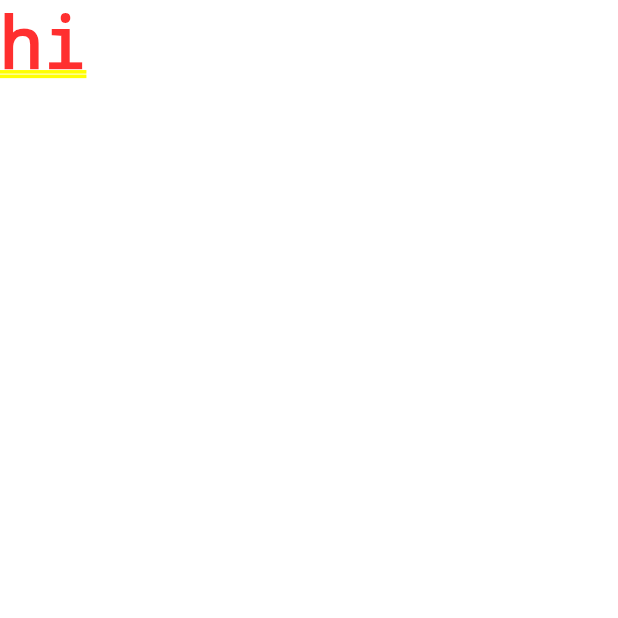
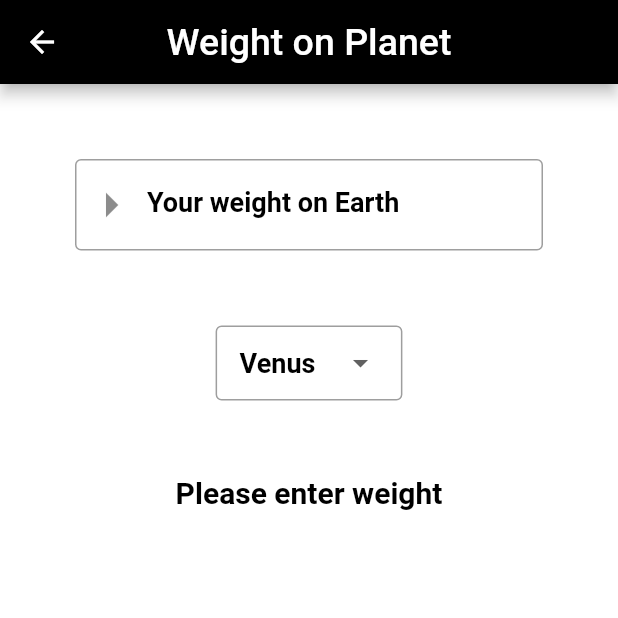
Before and after one commit to Rumali0131/weight_on_planets, a Flutter app: the screen it shows after launch, after a tap on "Go!", on a phone screen of 412 x 824 dp, the top half of it. Run offline on Flutter 3.47's test engine with Material 2 defaults, Android fonts, the phone set to English and light mode, and no system bars.

Commit message:
Create UI & Logic - Home Page

```diff
--- a/lib/main.dart
+++ b/lib/main.dart
@@ -11,6 +11,7 @@ class MyApp extends StatelessWidget {
   @override
   Widget build(BuildContext context) {
     return const MaterialApp(
+      debugShowCheckedModeBanner: false,
       title: "Weight on Planets",
       home: WelcomePage(),
     );
--- a/lib/ui/home_page.dart
+++ b/lib/ui/home_page.dart
@@ -1,3 +1,4 @@
+
 import 'package:flutter/material.dart';
 
 class HomePage extends StatefulWidget {
@@ -8,8 +9,119 @@ class HomePage extends StatefulWidget {
 }
 
 class _HomePageState extends State<HomePage> {
+final TextEditingController _weightController = TextEditingController();
+
+var selected = 'Venus';
+final dropDownList = <String> ['Venus','Mars','Mercury','Jupiter','Saturn','Neptune','Uranus'];
+double _finalResult = 0.0;
+String _planetName = "";
+
+void handleValue(String? val) {
+  setState(() {
+    if(val != null) {
+      selected = val;
+      switch (val) {
+        case "Venus":
+          _finalResult = calculateWeight(_weightController.text, 0.91);
+          _planetName = "Your weight on Venus is ${_finalResult.toStringAsFixed(1)}";
+          break;
+        case "Mars":
+          _finalResult = calculateWeight(_weightController.text, 0.38);
+          _planetName = "Your weight on Mars is ${_finalResult.toStringAsFixed(1)}";
+          break;
+        case "Mercury":
+          _finalResult = calculateWeight(_weightController.text, 0.38);
+          _planetName = "Your weight on Mercury is ${_finalResult.toStringAsFixed(1)}";
+          break;
+        case "Jupiter":
+          _finalResult = calculateWeight(_weightController.text, 2.34);
+          _planetName = "Your weight on Jupiter is ${_finalResult.toStringAsFixed(1)}";
+          break;
+        case "Saturn":
+          _finalResult = calculateWeight(_weightController.text, 1.06);
+          _planetName = "Your weight on Saturn is ${_finalResult.toStringAsFixed(1)}";
+          break;
+        case "Uranus":
+          _finalResult = calculateWeight(_weightController.text, 0.92);
+          _planetName = "Your weight on Uranus is ${_finalResult.toStringAsFixed(1)}";
+          break;
+        case "Neptune":
+          _finalResult = calculateWeight(_weightController.text, 1.19);
+          _planetName = "Your weight on Neptune is ${_finalResult.toStringAsFixed(1)}";
+          break;
+      }
+    }
+  });
+}
+
   @override
   Widget build(BuildContext context) {
-    return const Text("hi");
+    return Scaffold(
+      backgroundColor: Colors.white,
+      appBar: AppBar(
+        title: const Text('Weight on Planet', style: TextStyle(fontSize: 25.0, color: Colors.white)),
+        centerTitle: true,
+        backgroundColor: Colors.black,
+      ),
+      body: Center(
+        child: Column(
+          mainAxisAlignment: MainAxisAlignment.start,
+          children: [
+            Container(
+              padding: const EdgeInsets.all(50.0),
+              child: TextField(
+                controller: _weightController,
+                keyboardType: TextInputType.number,
+                style: const TextStyle(fontSize: 18.0, color: Colors.black, fontWeight: FontWeight.bold),
+                decoration: const InputDecoration(
+                  labelText: 'Your weight on Earth',
+                  hintText: 'In kilograms',
+                  hintStyle: TextStyle(fontSize: 13.0, color: Colors.grey, fontWeight: FontWeight.normal),
+                  labelStyle: TextStyle(fontSize: 18.0, color: Colors.black,fontWeight: FontWeight.bold),
+                  border: OutlineInputBorder(),
+                  prefixIcon: Icon(Icons.arrow_right_outlined, size: 40.0,)
+                ),
+              ),
+            ),
+            Container(
+              padding: const EdgeInsets.symmetric(horizontal: 15.0),
+              decoration: BoxDecoration(
+                border: Border.all(
+                  color: Colors.grey,
+                  width: 1,
+                  style: BorderStyle.solid
+                ),
+                borderRadius: BorderRadius.circular(4.0)
+              ),
+              child: DropdownButton(
+                  value: selected,
+                  underline: DropdownButtonHideUnderline(child: Container(),),
+                  items: dropDownList.map((e) => DropdownMenuItem(
+                      value: e,
+                      child: Text(e, style: const TextStyle(fontSize: 18.0,color: Colors.black,fontWeight: FontWeight.bold),))).toList(),
+                  onChanged: handleValue
+              ),
+            ),
+            Container(
+                padding: const EdgeInsets.all(50.0),
+                child: Text(
+                  _weightController.text.isEmpty ? "Please enter weight" : _planetName +" kg",
+                  style: const TextStyle(
+                      color: Colors.black,
+                      fontSize: 20.0,
+                      fontWeight: FontWeight.bold),
+                )
+            )
+          ],
+        ),
+      ),
+    );
+  }
+double calculateWeight(String weight, double multiplier) {
+  if(int.parse(weight).toString().isNotEmpty &&  int.parse(weight) > 0){
+    return int.parse(weight) * multiplier;
+  } else {
+    return int.parse("0")*1; // give a default weight! Be creative!
   }
 }
+}
```
